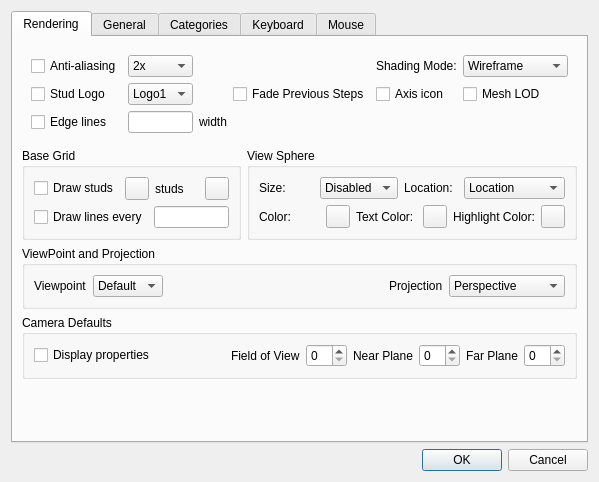
The window that lclib/qt/lc_qpreferencesdialog.ui (trevorsandy/lpub3d-ci) describes before a commit, drawn with Qt 5.
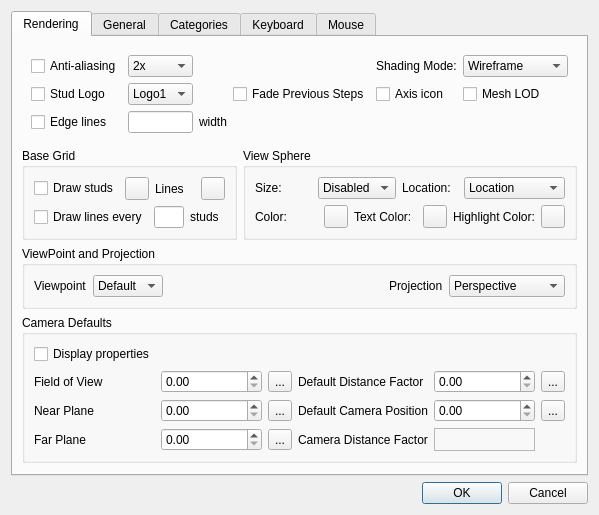
The same window after the commit. Icons and pictures are not drawn.

Commit message: 3DViewer camera  redesign #412

```diff
--- a/lclib/qt/lc_qpreferencesdialog.ui
+++ b/lclib/qt/lc_qpreferencesdialog.ui
@@ -6,7 +6,7 @@
    <rect>
     <x>0</x>
     <y>0</y>
-    <width>534</width>
+    <width>536</width>
     <height>467</height>
    </rect>
   </property>
@@ -194,7 +194,7 @@
             <item>
              <widget class="QLabel" name="label">
               <property name="text">
-               <string>studs</string>
+               <string>Lines</string>
               </property>
              </widget>
             </item>
@@ -220,10 +220,26 @@
              <widget class="QLineEdit" name="gridLineSpacing">
               <property name="maximumSize">
                <size>
-                <width>75</width>
+                <width>30</width>
                 <height>16777215</height>
                </size>
               </property>
+              <property name="toolTip">
+               <string>Draw grid line every 'n' studs</string>
+              </property>
+             </widget>
+            </item>
+            <item>
+             <widget class="QLabel" name="label_23">
+              <property name="minimumSize">
+               <size>
+                <width>35</width>
+                <height>0</height>
+               </size>
+              </property>
+              <property name="text">
+               <string>studs</string>
+              </property>
              </widget>
             </item>
            </layout>
@@ -520,56 +536,177 @@
          <property name="title">
           <string>Camera Defaults</string>
          </property>
-         <layout class="QHBoxLayout" name="horizontalLayout_24">
-          <item>
-           <widget class="QCheckBox" name="defaultCameraProperties">
+         <layout class="QGridLayout" name="gridLayout_5">
+          <item row="4" column="2">
+           <widget class="QToolButton" name="resetFoV">
+            <property name="toolTip">
+             <string>Reset</string>
+            </property>
             <property name="text">
-             <string>Display properties</string>
+             <string>...</string>
             </property>
            </widget>
           </item>
-          <item>
-           <spacer name="horizontalSpacer_13">
-            <property name="orientation">
-             <enum>Qt::Horizontal</enum>
+          <item row="5" column="2">
+           <widget class="QToolButton" name="resetNearPlane">
+            <property name="toolTip">
+             <string>Reset</string>
             </property>
-            <property name="sizeHint" stdset="0">
-             <size>
-              <width>40</width>
-              <height>20</height>
-             </size>
+            <property name="text">
+             <string>...</string>
             </property>
-           </spacer>
+           </widget>
           </item>
-          <item>
+          <item row="6" column="2">
+           <widget class="QToolButton" name="resetFarPlane">
+            <property name="toolTip">
+             <string>Reset</string>
+            </property>
+            <property name="text">
+             <string>...</string>
+            </property>
+           </widget>
+          </item>
+          <item row="4" column="0">
            <widget class="QLabel" name="label_20">
             <property name="text">
              <string>Field of View</string>
             </property>
            </widget>
           </item>
-          <item>
-           <widget class="QSpinBox" name="spinBox"/>
+          <item row="5" column="1">
+           <widget class="QDoubleSpinBox" name="cameraNearPlane">
+            <property name="toolTip">
+             <string>Set default near plane</string>
+            </property>
+           </widget>
           </item>
-          <item>
-           <widget class="QLabel" name="label_21">
-            <property name="text">
-             <string>Near Plane</string>
+          <item row="6" column="1">
+           <widget class="QDoubleSpinBox" name="cameraFarPlane">
+            <property name="toolTip">
+             <string>Set default far plane</string>
             </property>
+            <property name="maximum">
+             <double>900000.000000000000000</double>
+            </property>
            </widget>
           </item>
-          <item>
-           <widget class="QSpinBox" name="spinBox_2"/>
-          </item>
-          <item>
+          <item row="6" column="0">
            <widget class="QLabel" name="label_22">
             <property name="text">
              <string>Far Plane</string>
             </property>
            </widget>
           </item>
-          <item>
-           <widget class="QSpinBox" name="spinBox_3"/>
+          <item row="4" column="1">
+           <widget class="QDoubleSpinBox" name="cameraFoV">
+            <property name="toolTip">
+             <string>Set default field of view</string>
+            </property>
+           </widget>
+          </item>
+          <item row="5" column="0">
+           <widget class="QLabel" name="label_21">
+            <property name="toolTip">
+             <string>Set default near plane</string>
+            </property>
+            <property name="text">
+             <string>Near Plane</string>
+            </property>
+           </widget>
+          </item>
+          <item row="5" column="4">
+           <widget class="QDoubleSpinBox" name="cameraDefaultPosition">
+            <property name="toolTip">
+             <string>Set the default camera position</string>
+            </property>
+            <property name="maximum">
+             <double>900000.000000000000000</double>
+            </property>
+           </widget>
+          </item>
+          <item row="6" column="3">
+           <widget class="QLabel" name="label_26">
+            <property name="text">
+             <string>Camera Distance Factor</string>
+            </property>
+           </widget>
+          </item>
+          <item row="0" column="0">
+           <widget class="QCheckBox" name="defaultCameraProperties">
+            <property name="toolTip">
+             <string>Display default camera properties in Properties window</string>
+            </property>
+            <property name="text">
+             <string>Display properties</string>
+            </property>
+           </widget>
+          </item>
+          <item row="4" column="4">
+           <widget class="QDoubleSpinBox" name="cameraDefaultDistanceFactor">
+            <property name="toolTip">
+             <string>Set default camera distance factor (automatically multiplied by -1)</string>
+            </property>
+           </widget>
+          </item>
+          <item row="5" column="3">
+           <widget class="QLabel" name="label_25">
+            <property name="toolTip">
+             <string>Set the default camera position</string>
+            </property>
+            <property name="text">
+             <string>Default Camera Position</string>
+            </property>
+           </widget>
+          </item>
+          <item row="4" column="3">
+           <widget class="QLabel" name="label_24">
+            <property name="toolTip">
+             <string>Set default camera distance factor (automatically multiplied by -1)</string>
+            </property>
+            <property name="text">
+             <string>Default Distance Factor</string>
+            </property>
+           </widget>
+          </item>
+          <item row="6" column="4">
+           <widget class="QLabel" name="cameraDistanceFactor">
+            <property name="toolTip">
+             <string>Camera distance factor - (Default Camera Position / -Default Distance Factor)</string>
+            </property>
+            <property name="layoutDirection">
+             <enum>Qt::LeftToRight</enum>
+            </property>
+            <property name="frameShape">
+             <enum>QFrame::StyledPanel</enum>
+            </property>
+            <property name="frameShadow">
+             <enum>QFrame::Sunken</enum>
+            </property>
+            <property name="text">
+             <string/>
+            </property>
+           </widget>
+          </item>
+          <item row="4" column="5">
+           <widget class="QToolButton" name="resetDefaultDistanceFactor">
+            <property name="toolTip">
+             <string>Reset</string>
+            </property>
+            <property name="text">
+             <string>...</string>
+            </property>
+           </widget>
+          </item>
+          <item row="5" column="5">
+           <widget class="QToolButton" name="resetDefaultPosition">
+            <property name="toolTip">
+             <string>Reset</string>
+            </property>
+            <property name="text">
+             <string>...</string>
+            </property>
+           </widget>
           </item>
          </layout>
         </widget>
```
Left out of the diff: 79 changed lines with no effect on the pictures. The commit also changes 39 other files.
